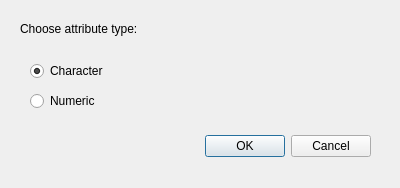
Before: the Qt Designer form GUI_UIs/ui_dialog_attribute_type.ui in ccbogel/QualCoder, drawn with Qt 5.
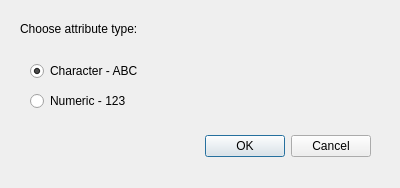
After: the same form once the commit is applied.

```diff
--- a/GUI_UIs/ui_dialog_attribute_type.ui
+++ b/GUI_UIs/ui_dialog_attribute_type.ui
@@ -34,12 +34,12 @@
     <rect>
      <x>30</x>
      <y>60</y>
-     <width>116</width>
+     <width>161</width>
      <height>22</height>
     </rect>
    </property>
    <property name="text">
-    <string>Character</string>
+    <string>Character - ABC</string>
    </property>
    <property name="checked">
     <bool>true</bool>
@@ -53,12 +53,12 @@
     <rect>
      <x>30</x>
      <y>90</y>
-     <width>116</width>
+     <width>171</width>
      <height>22</height>
     </rect>
    </property>
    <property name="text">
-    <string>Numeric</string>
+    <string>Numeric - 123</string>
    </property>
    <attribute name="buttonGroup">
     <string notr="true">buttonGroup</string>
```
